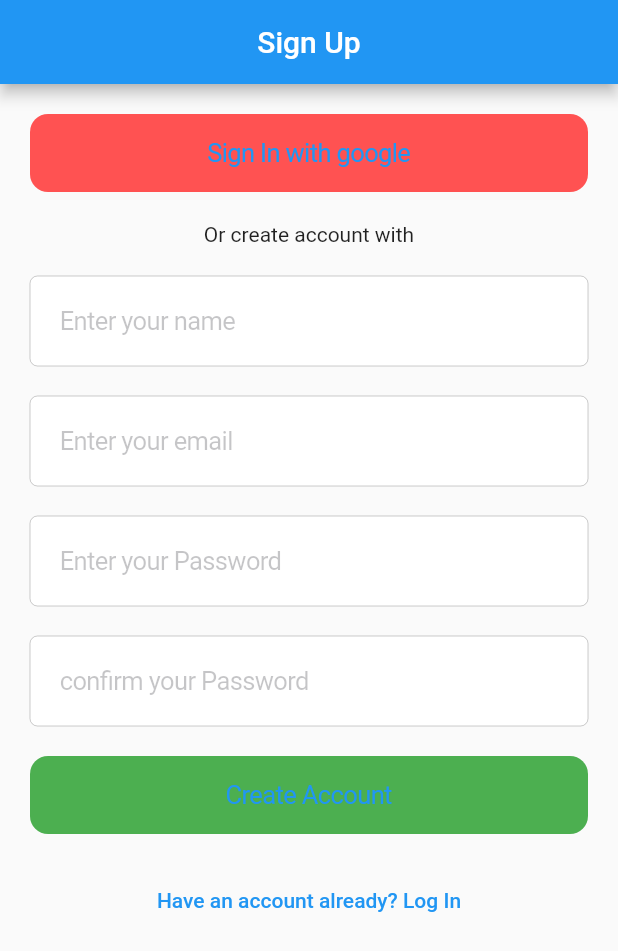
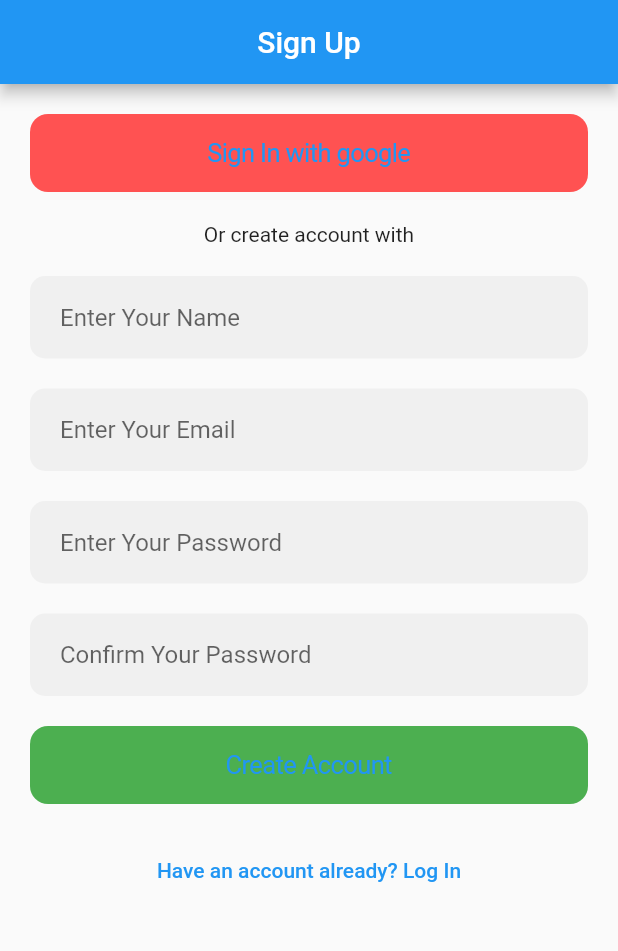
Before and after one commit to Creanick/todonick, a Flutter app: the screen it shows after launch, on a phone screen of 412 x 824 dp. Shown: the top 951 px of the screen. Run offline on Flutter 3.47's test engine with Material 2 defaults, Android fonts, the phone set to English and light mode, and no system bars; our stand-ins replace cloud_firestore, firebase_auth, firebase_storage, get_it, image_cropper, image_picker; accounts and stored records are empty.

```diff
--- a/lib/screens/auth_screen.dart
+++ b/lib/screens/auth_screen.dart
@@ -4,6 +4,17 @@ import 'package:provider/provider.dart';
 import 'package:todonick/providers/auth_user_provider.dart';
 import 'package:todonick/providers/view_state_provider.dart';
 import 'package:todonick/screens/splash_screen.dart';
+
+const inputStyle = InputDecoration(
+  contentPadding: const EdgeInsets.symmetric(horizontal: 20, vertical: 18),
+  border: OutlineInputBorder(
+    borderSide: BorderSide(width: 0, style: BorderStyle.none),
+    borderRadius: const BorderRadius.all(
+      const Radius.circular(10.0),
+    ),
+  ),
+  filled: true,
+);
 
 class AuthScreen extends StatefulWidget {
   static const String routeName = "/auth-screen";
@@ -54,34 +65,30 @@ class _AuthScreenState extends State<AuthScreen> {
                           SizedBox(
                             height: 20,
                           ),
-                          CupertinoTextField(
-                            placeholder: "Enter your name",
-                            padding: const EdgeInsets.all(20),
-                          ),
+                          TextFormField(
+                              decoration: inputStyle.copyWith(
+                                  hintText: "Enter Your Name")),
                           SizedBox(
                             height: 20,
                           ),
                         ],
                       ),
-                    CupertinoTextField(
-                      placeholder: "Enter your email",
-                      padding: const EdgeInsets.all(20),
-                    ),
+                    TextFormField(
+                        decoration:
+                            inputStyle.copyWith(hintText: "Enter Your Email")),
                     SizedBox(
                       height: 20,
                     ),
-                    CupertinoTextField(
-                      placeholder: "Enter your Password",
-                      padding: const EdgeInsets.all(20),
-                    ),
+                    TextFormField(
+                        decoration: inputStyle.copyWith(
+                            hintText: "Enter Your Password")),
                     SizedBox(
                       height: 20,
                     ),
                     if (!isLoginView)
-                      CupertinoTextField(
-                        placeholder: "confirm your Password",
-                        padding: const EdgeInsets.all(20),
-                      ),
+                      TextFormField(
+                          decoration: inputStyle.copyWith(
+                              hintText: "Confirm Your Password")),
                     if (!isLoginView)
                       SizedBox(
                         height: 20,
```
